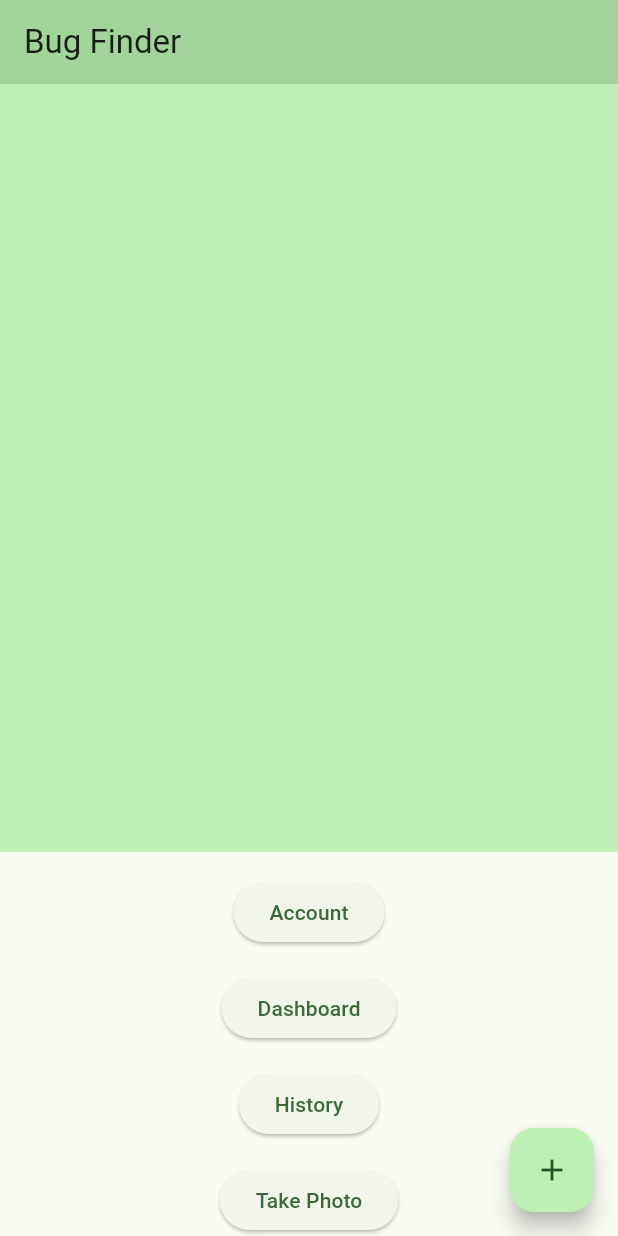
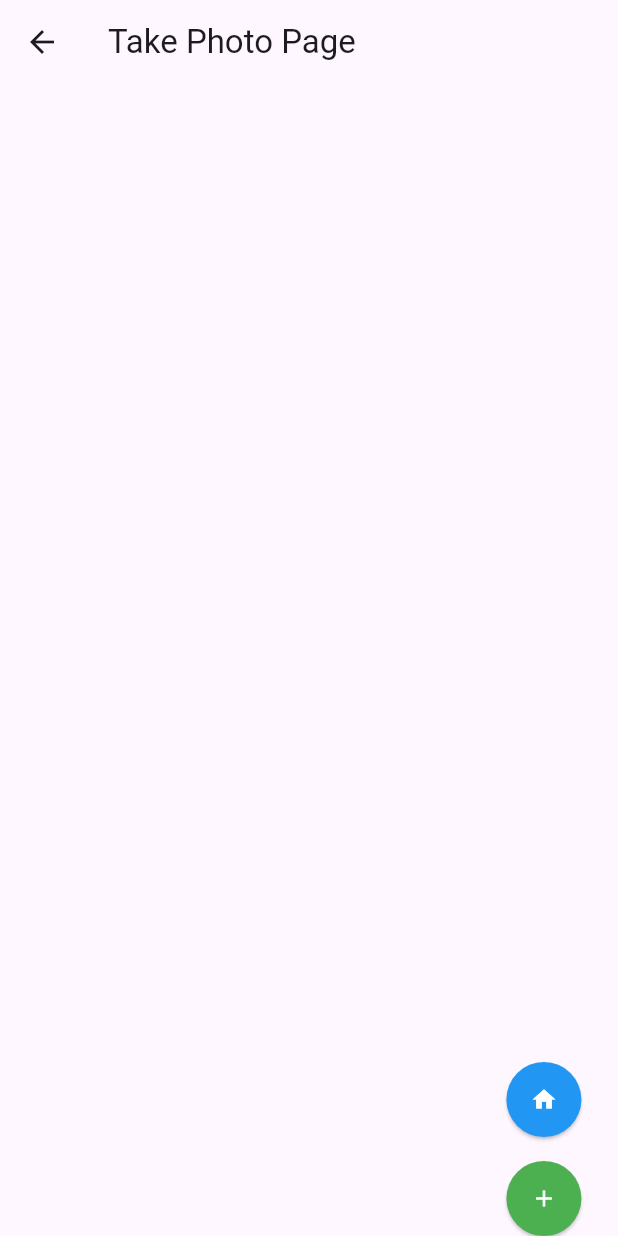
Before and after one commit to inginerie-software-2023-2024/proiect-inginerie-software-scienceteam, a Flutter app: the screen it shows after launch, after a tap on "Take Photo", on a phone screen of 412 x 824 dp. Run offline on Flutter 3.47's test engine with Material 3 defaults, Android fonts, the light colour scheme and no system bars.

Commit message:
Update main.dart
Adaugare pagini

```diff
--- a/aplicatie1/proiect_2/lib/main.dart
+++ b/aplicatie1/proiect_2/lib/main.dart
@@ -1,324 +1,194 @@
-// ignore_for_file: prefer_const_constructors, prefer_const_literals_to_create_immutables
-
 import 'package:flutter/material.dart';
-import 'package:provider/provider.dart';
 
 void main() {
-  runApp(const MyApp());
+  runApp(MyApp());
 }
 
 class MyApp extends StatelessWidget {
-  const MyApp({super.key});
-
-  // This widget is the root of your application.
   @override
   Widget build(BuildContext context) {
     return MaterialApp(
-      title: 'Aplicatie',
-      theme: ThemeData(
-        // This is the theme of your application.
-        //
-        // TRY THIS: Try running your application with "flutter run". You'll see
-        // the application has a purple toolbar. Then, without quitting the app,
-        // try changing the seedColor in the colorScheme below to Colors.green
-        // and then invoke "hot reload" (save your changes or press the "hot
-        // reload" button in a Flutter-supported IDE, or press "r" if you used
-        // the command line to start the app).
-        //
-        // Notice that the counter didn't reset back to zero; the application
-        // state is not lost during the reload. To reset the state, use hot
-        // restart instead.
-        //
-        // This works for code too, not just values: Most code changes can be
-        // tested with just a hot reload.
-        colorScheme: ColorScheme.fromSeed(seedColor: Colors.green),
-        useMaterial3: true,
-      ),
-      home: const MyHomePage(title: 'Bug Finder'),
+      home: HomePage(),
     );
   }
 }
 
-class MyHomePage extends StatefulWidget {
-  const MyHomePage({super.key, required this.title});
-
-  final String title;
-
-  @override
-  State<MyHomePage> createState() => _MyHomePageState();
-}
-
-class _MyHomePageState extends State<MyHomePage> {
-
-  var selectedIndex = 0;
-
-  void _setHome() {
-    setState(() {
-      selectedIndex = 0;
-      // This call to setState tells the Flutter framework that something has
-      // changed in this State, which causes it to rerun the build method below
-      // so that the display can reflect the updated values. If we changed
-      // _counter without calling setState(), then the build method would not be
-      // called again, and so nothing would appear to happen.
-    });
-  }
-
-
-
+class HomePage extends StatelessWidget {
   @override
   Widget build(BuildContext context) {
-    var theme = Theme.of(context);
-    // This method is rerun every time setState is called, for instance as done
-    // by the _incrementCounter method above.
-    //
-    // The Flutter framework has been optimized to make rerunning build methods
-    // fast, so that you can just rebuild anything that needs updating rather
-    // than having to individually change instances of widgets.
-
-    Widget page;
-    switch (selectedIndex) {
-      case 0:
-        page = MenuPage();
-        break;
-      case 1:
-        page = AccountPage();
-        break;
-      case 2:
-        page = HistoryPage();
-        break;
-      case 3:
-        page = DashboardPage();
-        break;
-      case 4:
-        page = PhotoPage();
-        break;
-      case 5:
-        page = Placeholder();
-        break;
-      default:
-        throw UnimplementedError('no widget for $selectedIndex');
-    }
-
     return Scaffold(
       appBar: AppBar(
-        // TRY THIS: Try changing the color here to a specific color (to
-        // Colors.amber, perhaps?) and trigger a hot reload to see the AppBar
-        // change color while the other colors stay the same.
-        backgroundColor: Theme.of(context).colorScheme.inversePrimary,
-        // Here we take the value from the MyHomePage object that was created by
-        // the App.build method, and use it to set our appbar title.
-        title: Text(widget.title),
-
+        title: Text('Bug Finder'),
       ),
       body: Center(
-        // Center is a layout widget. It takes a single child and positions it
-        // in the middle of the parent.
         child: Column(
-
-
           mainAxisAlignment: MainAxisAlignment.center,
-          children: <Widget>[                                             //Liber
-
-
-          Expanded(                                                       //Asta este partea care randeaza pagina, doar asta ar trebui sa apara
-            child: Container(
-              color: Theme.of(context).colorScheme.primaryContainer,
-              child: page,  // ← Here.
+          children: [
+            MenuItemButton('Take Photo', () {
+              Navigator.push(
+                context,
+                MaterialPageRoute(builder: (context) => TakePhotoPage()),
+              );
+            }),
+            const SizedBox(height: 16),
+            MenuItemButton('Dashboard', () {
+              Navigator.push(
+                context,
+                MaterialPageRoute(builder: (context) => DashboardPage()),
+              );
+            }),
+            const SizedBox(height: 16),
+            MenuItemButton('History', () {
+              Navigator.push(
+                context,
+                MaterialPageRoute(builder: (context) => HistoryPage()),
+              );
+            }),
+            const SizedBox(height: 16),
+            MenuItemButton('Account', () {
+              Navigator.push(
+                context,
+                MaterialPageRoute(builder: (context) => AccountPage()),
+              );
+            }),
+          ],
         ),
       ),
-
-          ],
-
-        ),
-      ),
-      floatingActionButton: FloatingActionButton(
-        onPressed: _setHome,                 // Aici vreau sa fac un buton care duce la meniu mereu
-        tooltip: 'Increment',
-        child: const Icon(Icons.add),
-      ), // This trailing comma makes auto-formatting nicer for build methods.
     );
   }
 }
 
+class MenuItemButton extends StatelessWidget {
+  final String text;
+  final Function onTap;
 
-// Butoane Urmatoarele 4 widgeturi sunt pentru meniu
-
-class ButonAccount extends StatelessWidget {
-  const ButonAccount({
-    super.key,
-  });
+  const MenuItemButton(this.text, this.onTap);
 
   @override
   Widget build(BuildContext context) {
-    return ElevatedButton(          //Aici trebuie sa rezolv cu functia
-      // onPressed: _setIndex(1),
-      onPressed: () {
-        print('Account');
-      },
-      child: const Text('Account'),
+    return ElevatedButton(
+      onPressed: onTap as void Function()?,
+      child: Text(text),
     );
   }
 }
 
-class ButonHistory extends StatelessWidget {
-  const ButonHistory({
-    super.key,
-  });
-
+class TakePhotoPage extends StatelessWidget {
   @override
   Widget build(BuildContext context) {
-    return ElevatedButton(
+    return Scaffold(
+      appBar: AppBar(
+        title: const Text('Take Photo Page'),
+      ),
+      body: Align(
+        alignment: const Alignment(0.9, 0.9),
+        child: Column(
+          mainAxisAlignment: MainAxisAlignment.end,
+          crossAxisAlignment: CrossAxisAlignment.end,
+          children: [
+            ElevatedButton(
               onPressed: () {
-        print('History');
+                // Acțiune pentru primul buton (în cazul de față, navigare înapoi)
+                Navigator.pop(context);
               },
-      child: const Text('History'),
+              style: ElevatedButton.styleFrom(
+                padding: EdgeInsets.all(16),
+                shape: CircleBorder(),
+                backgroundColor: Colors.blue,
+              ),
+              child: const Icon(Icons.home, color: Color.fromARGB(255, 255, 255, 255)),
+            ),
+            SizedBox(height: 16), // Adaugă un spațiu între butoane (poți ajusta valoarea la nevoie)
+            ElevatedButton(
+              onPressed: () {
+                // Acțiune pentru al doilea buton
+                // Poți adăuga logica dorită aici
+              },
+              style: ElevatedButton.styleFrom(
+                padding: EdgeInsets.all(16),
+                shape: CircleBorder(),
+                backgroundColor: Colors.green, // Culoarea pentru al doilea buton
+              ),
+              child: const Icon(Icons.add, color: Color.fromARGB(255, 255, 255, 255)), // Iconița pentru al doilea buton
+            ),
+          ],
+        ),
+      ),
     );
   }
 }
 
-class ButonDashboard extends StatelessWidget {
-  const ButonDashboard({
-    super.key,
-  });
-
+class DashboardPage extends StatelessWidget {
   @override
   Widget build(BuildContext context) {
-    return ElevatedButton(
+    return Scaffold(
+      appBar: AppBar(
+        title: Text('Dashboard Page'),
+      ),
+      body: Align(
+        alignment: const Alignment(0.9, 0.9),
+        child: ElevatedButton(
           onPressed: () {
-        print('Dashboard');
+            Navigator.pop(context);
           },
-      child: const Text('Dashboard'),
+          style: ElevatedButton.styleFrom(
+            padding: EdgeInsets.all(16),
+            shape: CircleBorder(),
+            backgroundColor: Colors.blue,
+          ),
+          child: const Icon(Icons.home, color: Color.fromARGB(255, 255, 255, 255),),
+        ),
+      ),
     );
   }
 }
 
-class ButonPhoto extends StatelessWidget {
-  const ButonPhoto({
-    super.key,
-  });
-
+class HistoryPage extends StatelessWidget {
   @override
   Widget build(BuildContext context) {
-    return ElevatedButton(
+    return Scaffold(
+      appBar: AppBar(
+        title: Text('History Page'),
+      ),
+      body: Align(
+        alignment: const Alignment(0.9, 0.9),
+        child: ElevatedButton(
           onPressed: () {
-        print('Take Photo');
+            Navigator.pop(context);
           },
-      child: const Text('Take Photo'),
+          style: ElevatedButton.styleFrom(
+            padding: EdgeInsets.all(16),
+            shape: CircleBorder(),
+            backgroundColor: Colors.blue,
+          ),
+          child: const Icon(Icons.home, color: Color.fromARGB(255, 255, 255, 255),),
+        ),
+      ),
     );
   }
 }
 
-
-// Pagini Urmatoarele 5 widgeturi sunt pentru pagini
-
-
-class MenuPage extends StatefulWidget {
-  const MenuPage({super.key});
-
-  @override
-  State<MenuPage> createState() => _MenuPageState();
-}
-
-class _MenuPageState extends State<MenuPage> {
-  var selectedIndex = 0;
-
+class AccountPage extends StatelessWidget {
   @override
   Widget build(BuildContext context) {
-    //var appState = context.watch<MyAppState>();
-
     return Scaffold(
-      body: Center(
-        child: Column(
-          mainAxisAlignment: MainAxisAlignment.center,
-          children: [
-
-            Expanded(
-              child: Container(
-                color: Theme.of(context).colorScheme.primaryContainer,
+      appBar: AppBar(
+        title: Text('Account Page'),
       ),
+      body: Align(
+        alignment: const Alignment(0.9, 0.9),
+        child: ElevatedButton(
+          onPressed: () {
+            Navigator.pop(context);
+          },
+          style: ElevatedButton.styleFrom(
+            padding: EdgeInsets.all(16),
+            shape: CircleBorder(),
+            backgroundColor: Colors.blue,
           ),
-            SizedBox(height: 16),
-            ButonAccount(),
-
-            SizedBox(height: 16),
-            ButonDashboard(),
-
-            SizedBox(height: 16),
-            ButonHistory(),
-
-            SizedBox(height: 16),
-            ButonPhoto(),
-          ],
+          child: const Icon(Icons.home, color: Color.fromARGB(255, 255, 255, 255),),
         ),
       ),
     );
-
   }
 }
-
-class AccountPage extends StatelessWidget {
-  const AccountPage({super.key});
-
-  @override
-  Widget build(BuildContext context) {
-    //var appState = context.watch<MyAppState>();
-
-    return Scaffold(
-      appBar: AppBar(
-        title: const Text('Account'),
-      ),
-    );
-
-  }
-}
-
-class HistoryPage extends StatelessWidget {
-  const HistoryPage({super.key});
-
-  @override
-  Widget build(BuildContext context) {
-    //var appState = context.watch<MyAppState>();
-
-    return Scaffold(
-      appBar: AppBar(
-        title: const Text('History'),
-      ),
-    );
-
-  }
-}
-
-class DashboardPage extends StatelessWidget {
-  const DashboardPage({super.key});
-
-  @override
-  Widget build(BuildContext context) {
-    //var appState = context.watch<MyAppState>();
-
-    return Scaffold(
-      appBar: AppBar(
-        title: const Text('Dashboard'),
-      ),
-    );
-
-  }
-}
-
-class PhotoPage extends StatelessWidget {
-  const PhotoPage({super.key});
-
-  @override
-  Widget build(BuildContext context) {
-    //var appState = context.watch<MyAppState>();
-
-    return Scaffold(
-      appBar: AppBar(
-        title: const Text('Photo'),
-      ),
-    );
-
-  }
-}
-
-class MyAppState {
-}
```
Lines whose indentation alone changed are shown as unchanged.
